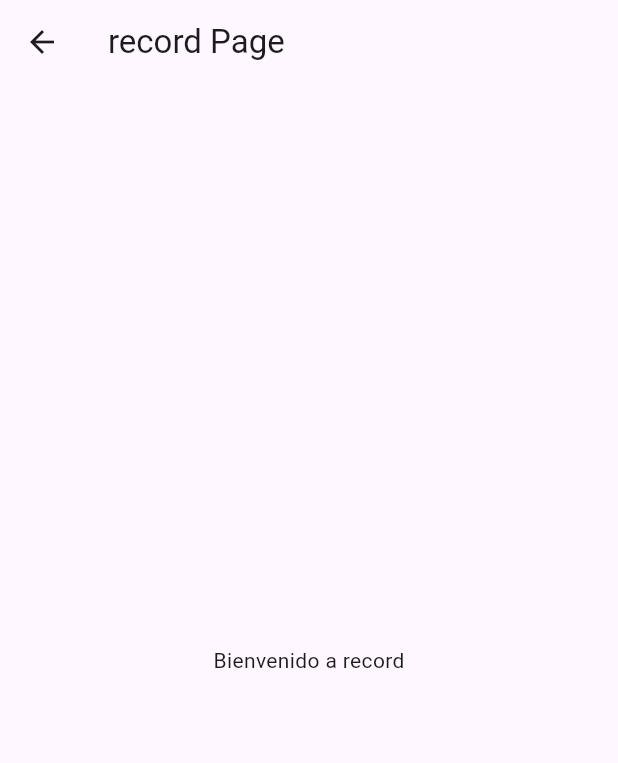
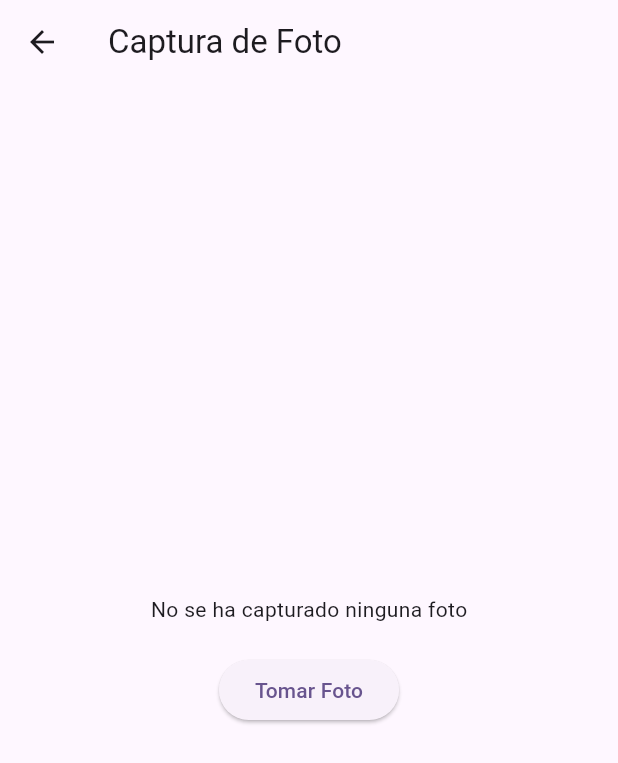
Before and after one commit to Daniel580-U/chacrita_flutter, a Flutter app: the MainPage screen opened directly, after a tap on "Recorder", on a phone screen of 412 x 824 dp. Shown: the top 763 px of the screen. Run offline on Flutter 3.47's test engine with Material 3 defaults, Android fonts, the light colour scheme and no system bars; our stand-ins replace image_picker, permission_handler; project files that could hold a hidden picture were left out.

Commit message:
feat: configuring recordPage with permitions

```diff
--- a/lib/app/routes/app_routes.dart
+++ b/lib/app/routes/app_routes.dart
@@ -12,7 +12,7 @@ class AppRoutes {
     static const String index = '/index';
   static Map<String, WidgetBuilder> getRoutes() {
     return {
-    record :(context)=> const RecordPage(),
+    record :(context)=> RecordPage(),
     chat :(context)=> const ChatPage(),
     permissionLocation :(context)=> const LocationPermissionPage(),
     guide :(context)=> const GuidePage(),
--- a/lib/features/main_features/record/pages/record_page.dart
+++ b/lib/features/main_features/record/pages/record_page.dart
@@ -1,16 +1,69 @@
+import 'dart:io';
+
 import 'package:flutter/material.dart';
+import 'package:image_picker/image_picker.dart';
+import 'package:permission_handler/permission_handler.dart';
 
-class RecordPage extends StatelessWidget {
-  const RecordPage({Key? key}) : super(key: key);
+
+class RecordPage extends StatefulWidget {
+  @override
+  _CaptureScreenState createState() => _CaptureScreenState();
+}
+
+class _CaptureScreenState extends State<RecordPage> {
+  final ImagePicker _picker = ImagePicker();
+  XFile? _image;
+
+  @override
+  void initState() {
+    super.initState();
+    _checkCameraPermission();
+  }
+  Future<void> _checkCameraPermission() async {
+    var status = await Permission.camera.status;
+    if (status.isDenied) {
+      // Solicita permiso si está denegado
+      status = await Permission.camera.request();
+    }
+    if (status.isGranted) {
+      // Si el permiso es concedido, abre la cámara
+      _takePicture();
+    } else {
+      // Muestra mensaje si el permiso es denegado
+      Navigator.of(context).pop('/main');
+      ScaffoldMessenger.of(context).showSnackBar(
+        const SnackBar(content: Text('Permiso de cámara denegado')),
+      );
+    }
+  }
+
+  Future<void> _takePicture() async {
+    final XFile? photo = await _picker.pickImage(source: ImageSource.camera);
+    if (photo != null) {
+      setState(() {
+        _image = photo;
+      });
+    }
+  }
 
   @override
   Widget build(BuildContext context) {
     return Scaffold(
-      appBar: AppBar(
-        title: const Text('record Page'),
-      ),
+      appBar: AppBar(title: const Text('Captura de Foto')),
       body: Center(
-        child: Text('Bienvenido a record'),
+        child: Column(
+          mainAxisAlignment: MainAxisAlignment.center,
+          children: [
+            _image == null
+                ? const Text("No se ha capturado ninguna foto")
+                : Image.file(File(_image!.path)),
+            const SizedBox(height: 20),
+            ElevatedButton(
+              onPressed: _checkCameraPermission,
+              child: const Text("Tomar Foto"),
+            ),
+          ],
+        ),
       ),
     );
   }
```
Also changed, not shown: 7 other files.
